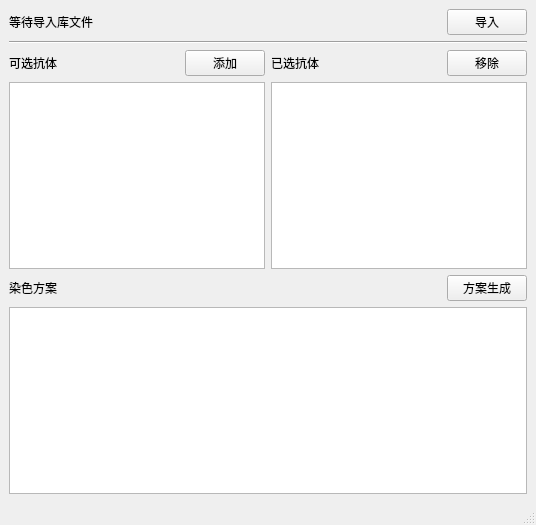
Old version of the form main_window.ui in the repository Ginakira/SmartStainer.
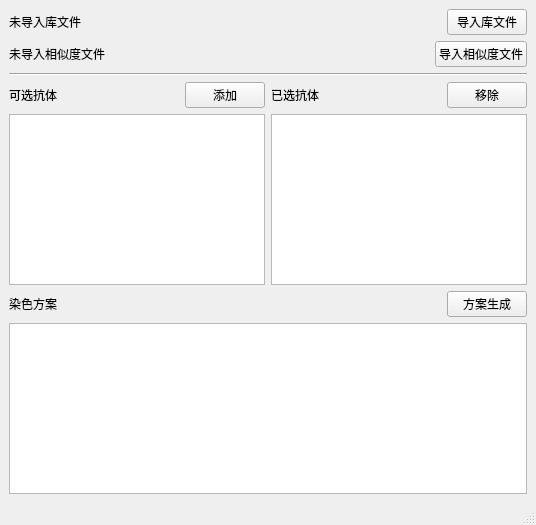
New version of the form.

Diff of the .ui file:
```diff
--- a/main_window.ui
+++ b/main_window.ui
@@ -22,7 +22,7 @@
         <item>
          <widget class="QLabel" name="filename_label">
           <property name="text">
-           <string>等待导入库文件</string>
+           <string>未导入库文件</string>
           </property>
          </widget>
         </item>
@@ -42,7 +42,38 @@
         <item>
          <widget class="QPushButton" name="import_button">
           <property name="text">
-           <string>导入</string>
+           <string>导入库文件</string>
+          </property>
+         </widget>
+        </item>
+       </layout>
+      </item>
+      <item>
+       <layout class="QHBoxLayout" name="horizontalLayout">
+        <item>
+         <widget class="QLabel" name="similarity_file_name_label">
+          <property name="text">
+           <string>未导入相似度文件</string>
+          </property>
+         </widget>
+        </item>
+        <item>
+         <spacer name="horizontalSpacer_5">
+          <property name="orientation">
+           <enum>Qt::Horizontal</enum>
+          </property>
+          <property name="sizeHint" stdset="0">
+           <size>
+            <width>40</width>
+            <height>20</height>
+           </size>
+          </property>
+         </spacer>
+        </item>
+        <item>
+         <widget class="QPushButton" name="similarity_file_import_button">
+          <property name="text">
+           <string>导入相似度文件</string>
           </property>
          </widget>
         </item>
```
Left out of the diff: 6 changed lines with no effect on the pictures.
